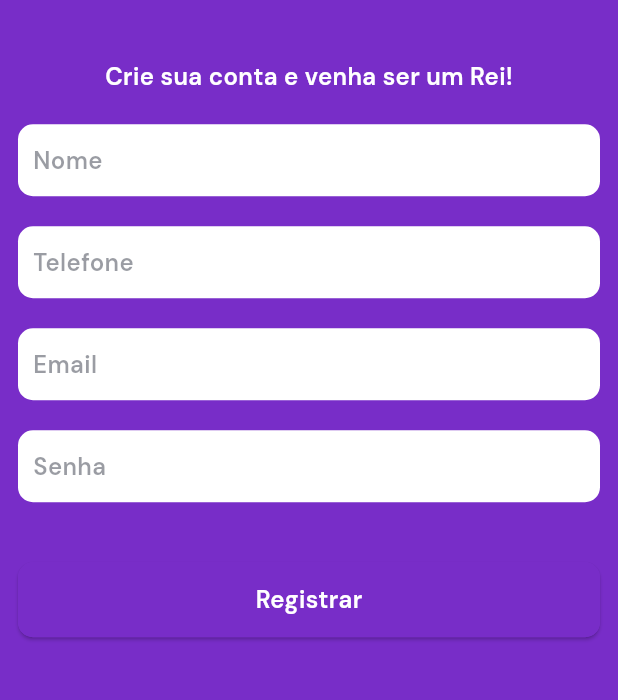
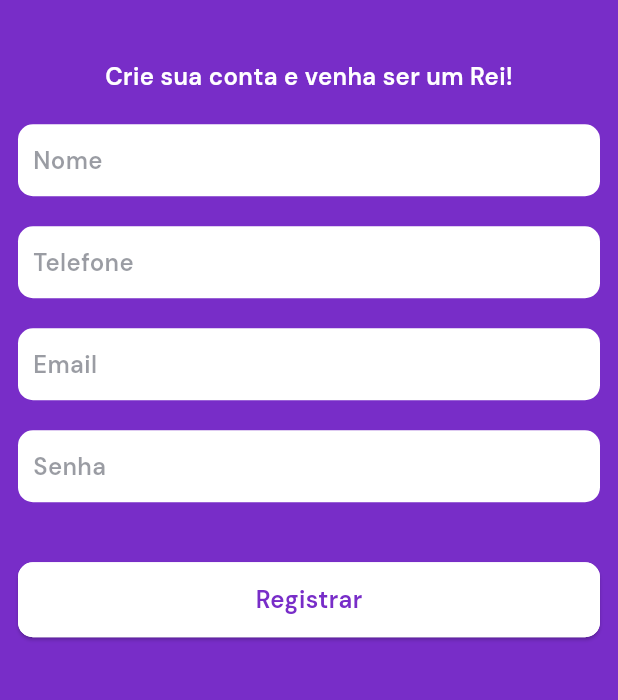
Before and after one commit to tecrodrigocastro/red_host_app, a Flutter app: the RegisterPage screen opened directly, on a phone screen of 412 x 824 dp, the part 379-1079 px from its top. Run offline on Flutter 3.47's test engine with Material 3 defaults, Android fonts, the phone set to English and light mode, and no system bars; our stand-ins replace bloc, dio, equatable, fl_chart, flutter_bloc, fpdart and 3 more; statements that could not run were skipped.

Commit message:
wip - [bug]

```diff
--- a/design_system/lib/src/buttons/primary_button.dart
+++ b/design_system/lib/src/buttons/primary_button.dart
@@ -1,11 +1,16 @@
 import 'package:flutter/material.dart';
 
 class PrimaryButton extends StatelessWidget {
-  const PrimaryButton(
-      {super.key, required this.onPressed, required this.title});
+  const PrimaryButton({
+    super.key,
+    required this.onPressed,
+    required this.title,
+    this.color,
+  });
 
   final VoidCallback onPressed;
   final String title;
+  final Color? color;
 
   @override
   Widget build(BuildContext context) {
@@ -14,13 +19,13 @@ class PrimaryButton extends StatelessWidget {
     return ElevatedButton(
       style: ElevatedButton.styleFrom(
         foregroundColor: Colors.white,
-        backgroundColor: theme.primaryColor,
+        backgroundColor: color ?? theme.primaryColor,
         padding: const EdgeInsets.all(12),
         fixedSize: Size(size.width, 50),
         shape: RoundedRectangleBorder(
             borderRadius: BorderRadius.circular(10),
             side: BorderSide(
-              color: theme.primaryColor,
+              color: color ?? theme.primaryColor,
               width: 2,
             )),
       ),
@@ -28,7 +33,7 @@ class PrimaryButton extends StatelessWidget {
       child: Text(
         title,
         style: theme.textTheme.bodyMedium!.copyWith(
-          color: Colors.white,
+          color: color == null ? Colors.white : theme.primaryColor,
         ),
       ),
     );
--- a/lib/app_widget.dart
+++ b/lib/app_widget.dart
@@ -3,6 +3,7 @@ import 'package:flutter/material.dart';
 import 'package:flutter_bloc/flutter_bloc.dart';
 import 'package:red_host_app/src/app/features/auth/presentation/bloc/auth_bloc.dart';
 import 'package:red_host_app/src/app/features/auth/presentation/pages/login_page.dart';
+import 'package:red_host_app/src/app/features/auth/presentation/pages/register_page.dart';
 import 'package:red_host_app/src/app/features/base/presentation/pages/base_page.dart';
 import 'package:red_host_app/src/app/features/home/presentation/pages/home_page.dart';
 import 'package:red_host_app/src/app/features/splash/presentation/pages/splash_page.dart';
@@ -26,6 +27,7 @@ class AppWidget extends StatelessWidget {
           initialRoute: '/splash',
           routes: {
             '/login': (context) => const LoginPage(),
+            '/register': (context) => const RegisterPage(),
             '/home': (context) => const HomePage(),
             '/splash': (context) => const SplashPage(),
             '/base': (context) => const BasePage(),
--- a/lib/src/app/features/home/presentation/pages/home_page.dart
+++ b/lib/src/app/features/home/presentation/pages/home_page.dart
@@ -41,6 +41,7 @@ class _HomePageState extends State<HomePage> {
       appBar: AppBar(
         backgroundColor: theme.primaryColor,
         toolbarHeight: size.height * 0.2,
+        leading: null,
         title: RichText(
           text: TextSpan(
             text: 'Olá, \n',
```
